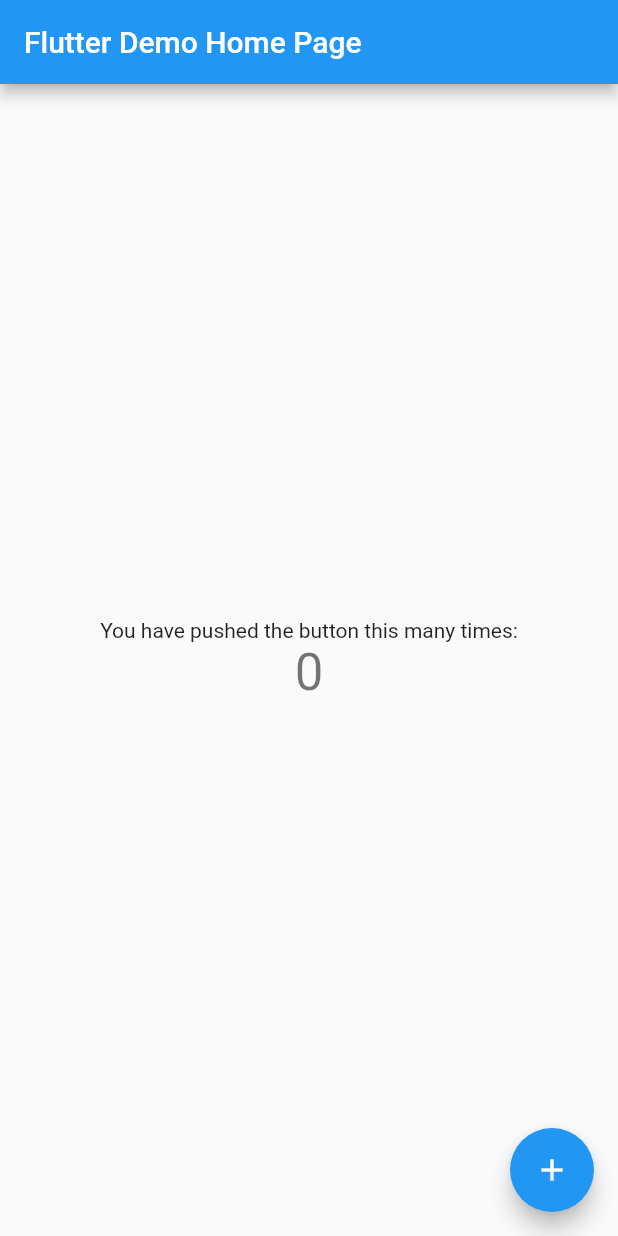
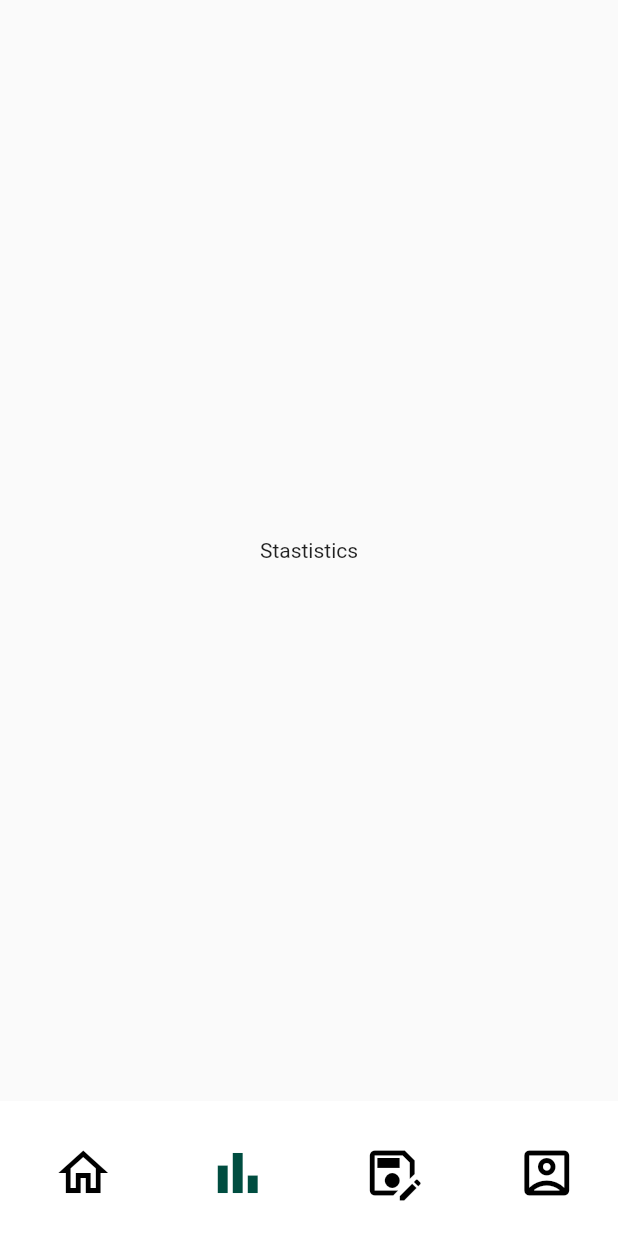
Before and after one commit to SaqibWani273/jan2023, a Flutter app: the screen it shows after launch, on a phone screen of 412 x 824 dp. Run offline on Flutter 3.47's test engine with Material 2 defaults, Android fonts, the phone set to English and light mode, and no system bars.

Commit message:
basic layout set

```diff
--- a/lib/main.dart
+++ b/lib/main.dart
@@ -1,115 +1,87 @@
 import 'package:flutter/material.dart';
+import 'package:provider/provider.dart';
+
+import 'statistics.dart';
+import 'models/data.dart';
 
 void main() {
-  runApp(const MyApp());
+  runApp(
+    MaterialApp(
+      home: ChangeNotifierProvider(
+        create: (context) => Data(context),
+        child: Consumer<Data>(
+          builder: (context, data, child) => MyApp(data),
+        ),
+      ),
+    ),
+  );
 }
 
-class MyApp extends StatelessWidget {
-  const MyApp({super.key});
+class MyApp extends StatefulWidget {
+  final Data _data;
+  const MyApp(this._data, {Key? key}) : super(key: key);
 
-  // This widget is the root of your application.
   @override
-  Widget build(BuildContext context) {
-    return MaterialApp(
-      title: 'Flutter Demo',
-      theme: ThemeData(
-        // This is the theme of your application.
-        //
-        // Try running your application with "flutter run". You'll see the
-        // application has a blue toolbar. Then, without quitting the app, try
-        // changing the primarySwatch below to Colors.green and then invoke
-        // "hot reload" (press "r" in the console where you ran "flutter run",
-        // or simply save your changes to "hot reload" in a Flutter IDE).
-        // Notice that the counter didn't reset back to zero; the application
-        // is not restarted.
-        primarySwatch: Colors.blue,
-      ),
-      home: const MyHomePage(title: 'Flutter Demo Home Page'),
-    );
-  }
+  State<MyApp> createState() => _MyAppState();
 }
 
-class MyHomePage extends StatefulWidget {
-  const MyHomePage({super.key, required this.title});
-
-  // This widget is the home page of your application. It is stateful, meaning
-  // that it has a State object (defined below) that contains fields that affect
-  // how it looks.
-
-  // This class is the configuration for the state. It holds the values (in this
-  // case the title) provided by the parent (in this case the App widget) and
-  // used by the build method of the State. Fields in a Widget subclass are
-  // always marked "final".
-
-  final String title;
-
-  @override
-  State<MyHomePage> createState() => _MyHomePageState();
-}
-
-class _MyHomePageState extends State<MyHomePage> {
-  int _counter = 0;
-
-  void _incrementCounter() {
+class _MyAppState extends State<MyApp> with SingleTickerProviderStateMixin {
+  late final TabController _tabController = TabController(
+    length: 4,
+    vsync: this,
+    initialIndex: 1,
+  );
+  void changeIndex(int index) {
     setState(() {
-      // This call to setState tells the Flutter framework that something has
-      // changed in this State, which causes it to rerun the build method below
-      // so that the display can reflect the updated values. If we changed
-      // _counter without calling setState(), then the build method would not be
-      // called again, and so nothing would appear to happen.
-      _counter++;
+      _tabController.index = index;
     });
   }
 
   @override
   Widget build(BuildContext context) {
-    // This method is rerun every time setState is called, for instance as done
-    // by the _incrementCounter method above.
-    //
-    // The Flutter framework has been optimized to make rerunning build methods
-    // fast, so that you can just rebuild anything that needs updating rather
-    // than having to individually change instances of widgets.
-    return Scaffold(
-      appBar: AppBar(
-        // Here we take the value from the MyHomePage object that was created by
-        // the App.build method, and use it to set our appbar title.
-        title: Text(widget.title),
-      ),
-      body: Center(
-        // Center is a layout widget. It takes a single child and positions it
-        // in the middle of the parent.
-        child: Column(
-          // Column is also a layout widget. It takes a list of children and
-          // arranges them vertically. By default, it sizes itself to fit its
-          // children horizontally, and tries to be as tall as its parent.
-          //
-          // Invoke "debug painting" (press "p" in the console, choose the
-          // "Toggle Debug Paint" action from the Flutter Inspector in Android
-          // Studio, or the "Toggle Debug Paint" command in Visual Studio Code)
-          // to see the wireframe for each widget.
-          //
-          // Column has various properties to control how it sizes itself and
-          // how it positions its children. Here we use mainAxisAlignment to
-          // center the children vertically; the main axis here is the vertical
-          // axis because Columns are vertical (the cross axis would be
-          // horizontal).
-          mainAxisAlignment: MainAxisAlignment.center,
-          children: <Widget>[
-            const Text(
-              'You have pushed the button this many times:',
+    return MaterialApp(
+      home: Scaffold(
+          body: TabBarView(
+            controller: _tabController,
+            children: [
+              Container(),
+              const Statistics(),
+              Container(),
+              Container(),
+            ],
+          ),
+          bottomNavigationBar: Container(
+            color: Colors.white,
+            height: 90.0,
+            child: TabBar(
+              controller: _tabController,
+              labelColor: Colors.black,
+              indicatorColor: Colors.transparent,
+              tabs: widget._data.bottomIcons
+                  .asMap()
+                  .map(
+                    (int index, Map value) => MapEntry(
+                      index,
+                      IconButton(
+                        onPressed: () {
+                          changeIndex(index);
+                        },
+                        icon: Icon(
+                          _tabController.index == index
+                              ? value['icon_filled']
+                              : value['icon_outlined'],
+                          size: 40,
+                          color: _tabController.index == index
+                              ? Colors.teal[900]
+                              : Colors.black,
+                        ),
+                      ),
+                    ),
+                  )
+                  .values
+                  .toList(),
             ),
-            Text(
-              '$_counter',
-              style: Theme.of(context).textTheme.headline4,
-            ),
-          ],
-        ),
-      ),
-      floatingActionButton: FloatingActionButton(
-        onPressed: _incrementCounter,
-        tooltip: 'Increment',
-        child: const Icon(Icons.add),
-      ), // This trailing comma makes auto-formatting nicer for build methods.
+          )),
     );
   }
 }
--- /dev/null
+++ b/lib/models/data.dart
@@ -0,0 +1,27 @@
+import 'package:flutter/cupertino.dart';
+
+import 'package:flutter/material.dart';
+
+class Data extends ChangeNotifier {
+  BuildContext context;
+  Data(this.context);
+
+  List<Map<String, dynamic>> bottomIcons = [
+    {
+      'icon_outlined': Icons.home_outlined,
+      'icon_filled': Icons.home_filled,
+    },
+    {
+      'icon_outlined': Icons.bar_chart_outlined,
+      'icon_filled': Icons.bar_chart_sharp,
+    },
+    {
+      'icon_outlined': Icons.save_as_outlined,
+      'icon_filled': Icons.save_as_sharp,
+    },
+    {
+      'icon_outlined': Icons.account_box_outlined,
+      'icon_filled': Icons.account_box_rounded,
+    }
+  ];
+}
--- /dev/null
+++ b/lib/statistics.dart
@@ -0,0 +1,10 @@
+import 'package:flutter/material.dart';
+
+class Statistics extends StatelessWidget {
+  const Statistics({Key? key}) : super(key: key);
+
+  @override
+  Widget build(BuildContext context) {
+    return Container(child: Center(child: Text("Stastistics"),),);
+  }
+}
--- a/pubspec.yaml
+++ b/pubspec.yaml
@@ -36,6 +36,7 @@
   # The following adds the Cupertino Icons font to your application.
   # Use with the CupertinoIcons class for iOS style icons.
   cupertino_icons: ^1.0.2
+  provider: ^6.0.5
 
 dev_dependencies:
   flutter_test:
```
Also changed, not shown: pubspec.lock.
